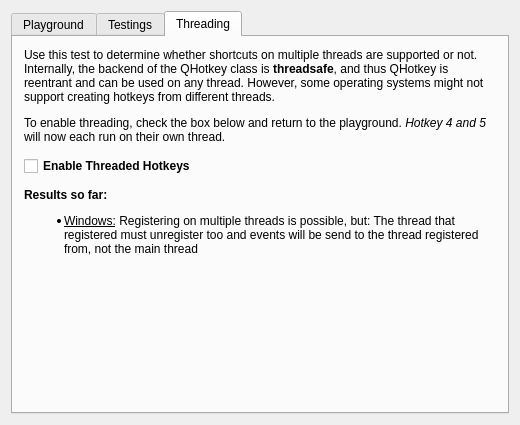
Skycoder42/QHotkey, file HotkeyTest/hottestwidget.ui: the form before one commit.
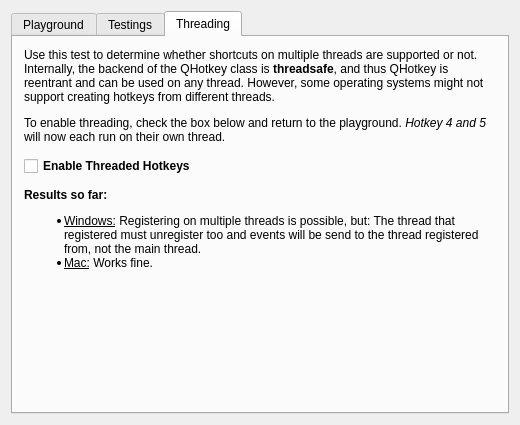
The form after the commit. The open tabs and pages were chosen to show the change.

Commit message: thread test mac -> works :D

```diff
--- a/HotkeyTest/hottestwidget.ui
+++ b/HotkeyTest/hottestwidget.ui
@@ -953,7 +953,13 @@
        <item>
         <widget class="QLabel" name="label_8">
          <property name="text">
-          <string>&lt;html&gt;&lt;head/&gt;&lt;body&gt;&lt;p&gt;&lt;span style=&quot; font-weight:600;&quot;&gt;Results so far:&lt;/span&gt;&lt;/p&gt;&lt;ul style=&quot;margin-top: 0px; margin-bottom: 0px; margin-left: 0px; margin-right: 0px; -qt-list-indent: 1;&quot;&gt;&lt;li style=&quot; margin-top:12px; margin-bottom:12px; margin-left:0px; margin-right:0px; -qt-block-indent:0; text-indent:0px;&quot;&gt;&lt;span style=&quot; text-decoration: underline;&quot;&gt;Windows:&lt;/span&gt; Registering on multiple threads is possible, but: The thread that registered must unregister too and events will be send to the thread registered from, not the main thread&lt;/li&gt;&lt;/ul&gt;&lt;/body&gt;&lt;/html&gt;</string>
+          <string>&lt;html&gt;&lt;head/&gt;&lt;body&gt;&lt;p&gt;
+&lt;b&gt;Results so far:&lt;/b&gt;&lt;/br&gt;
+&lt;ul&gt;
+  &lt;li&gt;&lt;u&gt;Windows:&lt;/u&gt; Registering on multiple threads is possible, but: The thread that registered must unregister too and events will be send to the thread registered from, not the main thread.&lt;/li&gt;
+  &lt;li&gt;&lt;u&gt;Mac:&lt;/u&gt; Works fine.&lt;/li&gt;
+&lt;/ul&gt;
+&lt;/p&gt;&lt;/body&gt;&lt;/html&gt;</string>
          </property>
          <property name="textFormat">
           <enum>Qt::RichText</enum>
```
Left out of the diff: 2 changed lines with no effect on the pictures. The commit also changes 2 other files.
